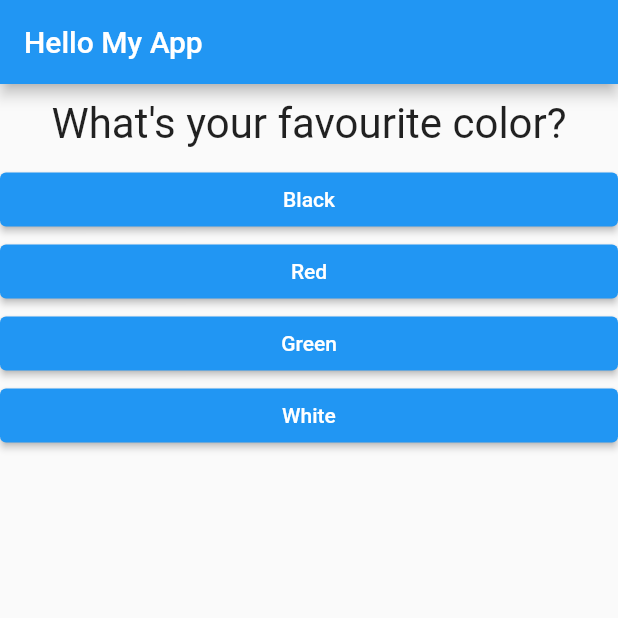
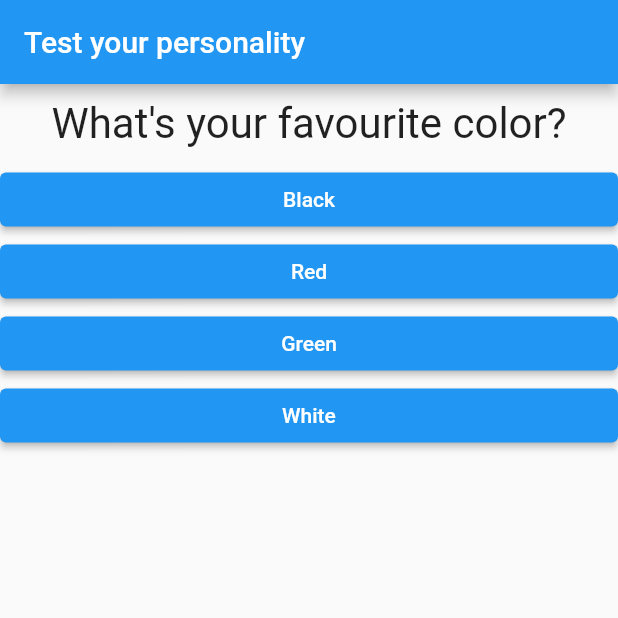
Before and after one commit to MahmoudMartini/personality_quiz, a Flutter app: the screen it shows after launch, on a phone screen of 412 x 824 dp, the top half of it. Run offline on Flutter 3.47's test engine with Material 2 defaults, Android fonts, the phone set to English and light mode, and no system bars.

Commit message:
AppBar changed

```diff
--- a/lib/main.dart
+++ b/lib/main.dart
@@ -71,7 +71,7 @@ class _MyAppState extends State<MyApp> {
       title: 'Personality quiz',
       home: Scaffold(
         appBar: AppBar(
-          title: Text('Hello My App'),
+          title: Text('Test your personality'),
         ),
         body: _questionIndex < _questions.length
             ? Quiz(
```
